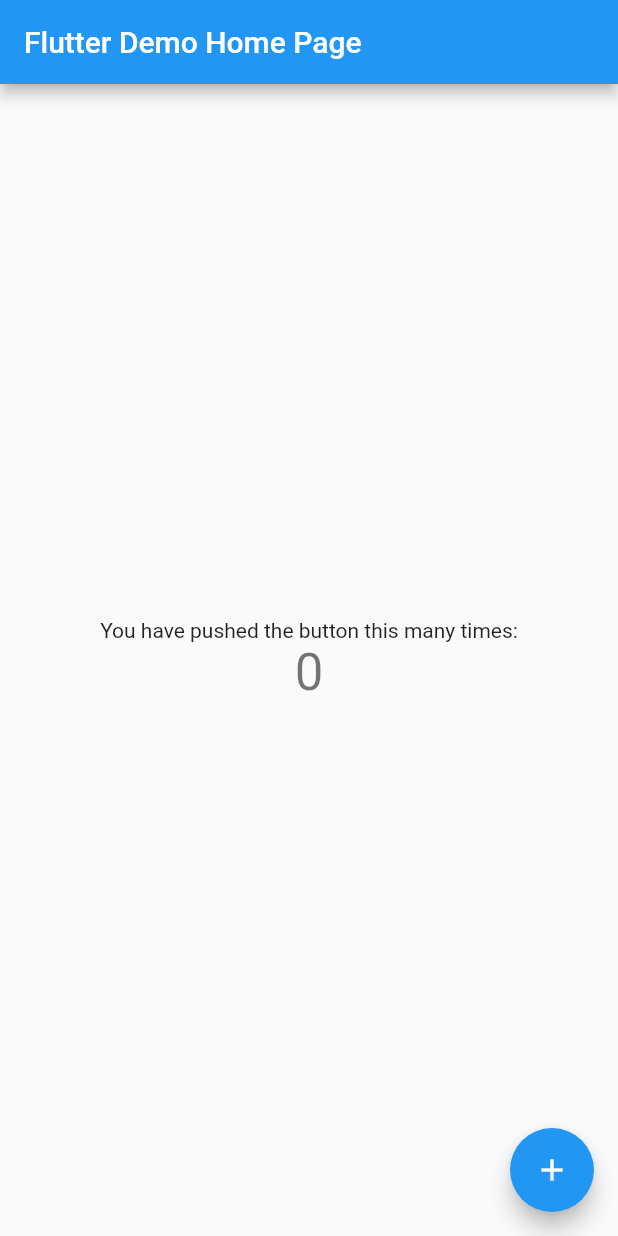
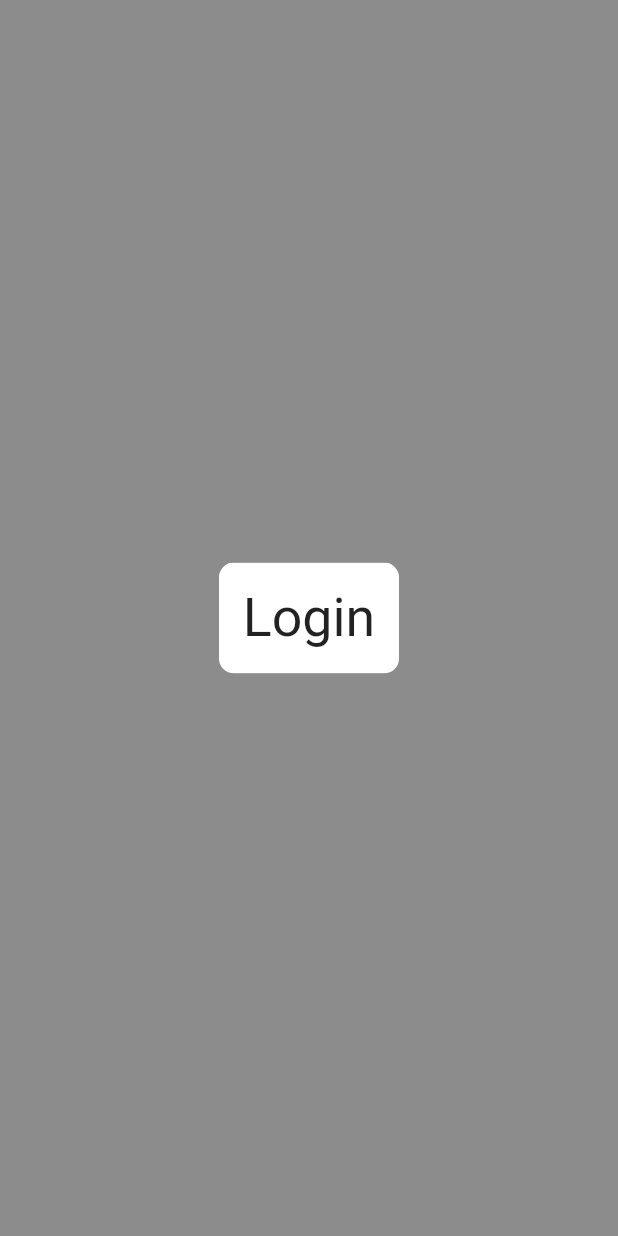
Before and after one commit to aditya234/freefire-youtuber-game, a Flutter app: the screen it shows after launch, on a phone screen of 412 x 824 dp. Run offline on Flutter 3.47's test engine with Material 2 defaults, Android fonts, the phone set to English and light mode, and no system bars.

```diff
--- a/lib/main.dart
+++ b/lib/main.dart
@@ -1,4 +1,5 @@
 import 'package:flutter/material.dart';
+import 'package:flutter_freefire/screens/index.dart';
 
 void main() => runApp(MyApp());
 
@@ -7,105 +8,11 @@
   @override
   Widget build(BuildContext context) {
     return MaterialApp(
-      title: 'Flutter Demo',
+      title: 'Flutter Freefire',
       theme: ThemeData(
-        // This is the theme of your application.
-        //
-        // Try running your application with "flutter run". You'll see the
-        // application has a blue toolbar. Then, without quitting the app, try
-        // changing the primarySwatch below to Colors.green and then invoke
-        // "hot reload" (press "r" in the console where you ran "flutter run",
-        // or simply save your changes to "hot reload" in a Flutter IDE).
-        // Notice that the counter didn't reset back to zero; the application
-        // is not restarted.
         primarySwatch: Colors.blue,
       ),
-      home: MyHomePage(title: 'Flutter Demo Home Page'),
+      home: Auth(),
     );
   }
 }
-
-class MyHomePage extends StatefulWidget {
-  MyHomePage({Key key, this.title}) : super(key: key);
-
-  // This widget is the home page of your application. It is stateful, meaning
-  // that it has a State object (defined below) that contains fields that affect
-  // how it looks.
-
-  // This class is the configuration for the state. It holds the values (in this
-  // case the title) provided by the parent (in this case the App widget) and
-  // used by the build method of the State. Fields in a Widget subclass are
-  // always marked "final".
-
-  final String title;
-
-  @override
-  _MyHomePageState createState() => _MyHomePageState();
-}
-
-class _MyHomePageState extends State<MyHomePage> {
-  int _counter = 0;
-
-  void _incrementCounter() {
-    setState(() {
-      // This call to setState tells the Flutter framework that something has
-      // changed in this State, which causes it to rerun the build method below
-      // so that the display can reflect the updated values. If we changed
-      // _counter without calling setState(), then the build method would not be
-      // called again, and so nothing would appear to happen.
-      _counter++;
-    });
-  }
-
-  @override
-  Widget build(BuildContext context) {
-    // This method is rerun every time setState is called, for instance as done
-    // by the _incrementCounter method above.
-    //
-    // The Flutter framework has been optimized to make rerunning build methods
-    // fast, so that you can just rebuild anything that needs updating rather
-    // than having to individually change instances of widgets.
-    return Scaffold(
-      appBar: AppBar(
-        // Here we take the value from the MyHomePage object that was created by
-        // the App.build method, and use it to set our appbar title.
-        title: Text(widget.title),
-      ),
-      body: Center(
-        // Center is a layout widget. It takes a single child and positions it
-        // in the middle of the parent.
-        child: Column(
-          // Column is also a layout widget. It takes a list of children and
-          // arranges them vertically. By default, it sizes itself to fit its
-          // children horizontally, and tries to be as tall as its parent.
-          //
-          // Invoke "debug painting" (press "p" in the console, choose the
-          // "Toggle Debug Paint" action from the Flutter Inspector in Android
-          // Studio, or the "Toggle Debug Paint" command in Visual Studio Code)
-          // to see the wireframe for each widget.
-          //
-          // Column has various properties to control how it sizes itself and
-          // how it positions its children. Here we use mainAxisAlignment to
-          // center the children vertically; the main axis here is the vertical
-          // axis because Columns are vertical (the cross axis would be
-          // horizontal).
-          mainAxisAlignment: MainAxisAlignment.center,
-          children: <Widget>[
-            Text(
-              'You have pushed the button this many times:',
-            ),
-            Text(
-              '$_counter',
-              style: Theme.of(context).textTheme.display1,
-            ),
-          ],
-        ),
-      ),
-      floatingActionButton: FloatingActionButton(
-        onPressed: _incrementCounter,
-        tooltip: 'Increment',
-        child: Icon(Icons.add),
-      ), // This trailing comma makes auto-formatting nicer for build methods.
-    );
-  }
-}
--- /dev/null
+++ b/lib/screens/index.dart
@@ -0,0 +1,59 @@
+import 'package:flutter/material.dart';
+import 'package:flutter_freefire/screens/home/index.dart';
+import 'package:flutter_freefire/utils/scale_config.dart';
+
+class Auth extends StatefulWidget {
+  @override
+  _AuthState createState() => _AuthState();
+}
+
+class _AuthState extends State<Auth> {
+  SizeScaleConfig scaleConfig = SizeScaleConfig();
+
+  @override
+  void didChangeDependencies() {
+    super.didChangeDependencies();
+    Size screenSize = MediaQuery.of(context).size;
+    SizeScaleConfig.screenHeight = screenSize.height;
+    SizeScaleConfig.screenWidth = screenSize.width;
+    SizeScaleConfig().calculateScaleRatios();
+
+    SizeScaleConfig.scaleFactor = MediaQuery.of(context).textScaleFactor;
+  }
+
+  @override
+  Widget build(BuildContext context) {
+    return Scaffold(
+      backgroundColor: Colors.black45,
+      body: Column(
+        mainAxisAlignment: MainAxisAlignment.center,
+        children: <Widget>[
+          Center(
+            child: ClipRRect(
+              borderRadius: BorderRadius.circular(10.0),
+              child: Material(
+                color: Colors.white,
+                child: InkWell(
+                  onTap: () {
+                    Navigator.of(context).pushReplacement(
+                      MaterialPageRoute(
+                        builder: (context) => Home(),
+                      ),
+                    );
+                  },
+                  child: Container(
+                    padding: EdgeInsets.all(scaleConfig.scaleWidth(16)),
+                    child: Text(
+                      'Login',
+                      style: TextStyle(fontSize: scaleConfig.scaleWidth(36)),
+                    ),
+                  ),
+                ),
+              ),
+            ),
+          ),
+        ],
+      ),
+    );
+  }
+}
--- /dev/null
+++ b/lib/utils/scale_config.dart
@@ -0,0 +1,24 @@
+class SizeScaleConfig {
+  final double baseHeight = 736.0;
+  final double baseWidth = 414.0;
+
+  static double screenHeight;
+  static double screenWidth;
+  static double heightScaleRatio;
+  static double widthScaleRatio;
+  static double scaleFactor;
+
+  void calculateScaleRatios() {
+    heightScaleRatio = screenHeight / baseHeight;
+    widthScaleRatio = screenWidth / baseWidth;
+  }
+
+  double scaleHeight(double actualHeight) {
+
+    return actualHeight * heightScaleRatio * scaleFactor;
+  }
+
+  double scaleWidth(double actualWidth) {
+    return actualWidth * widthScaleRatio * scaleFactor;
+  }
+}
--- a/pubspec.yaml
+++ b/pubspec.yaml
@@ -23,6 +23,7 @@
   # The following adds the Cupertino Icons font to your application.
   # Use with the CupertinoIcons class for iOS style icons.
   cupertino_icons: ^0.1.2
+  url_launcher: ^5.2.7
 
 dev_dependencies:
   flutter_test:
@@ -41,9 +42,8 @@
   uses-material-design: true
 
   # To add assets to your application, add an assets section, like this:
-  # assets:
-  #  - images/a_dot_burr.jpeg
-  #  - images/a_dot_ham.jpeg
+  assets:
+    - assets/
 
   # An image asset can refer to one or more resolution-specific "variants", see
   # https://flutter.dev/assets-and-images/#resolution-aware.
```
Also changed, not shown: lib/screens/home/index.dart (added, +99 -0 lines), assets/youtube_video_ideas.png (added), pubspec.lock, 6 other files.
